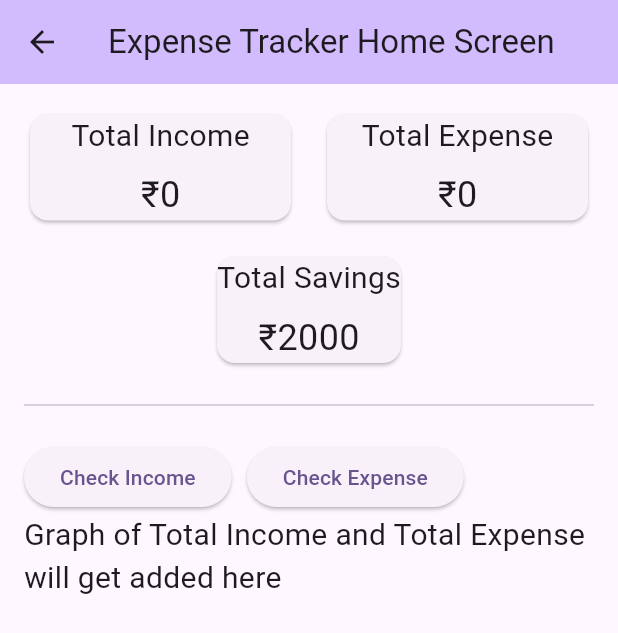
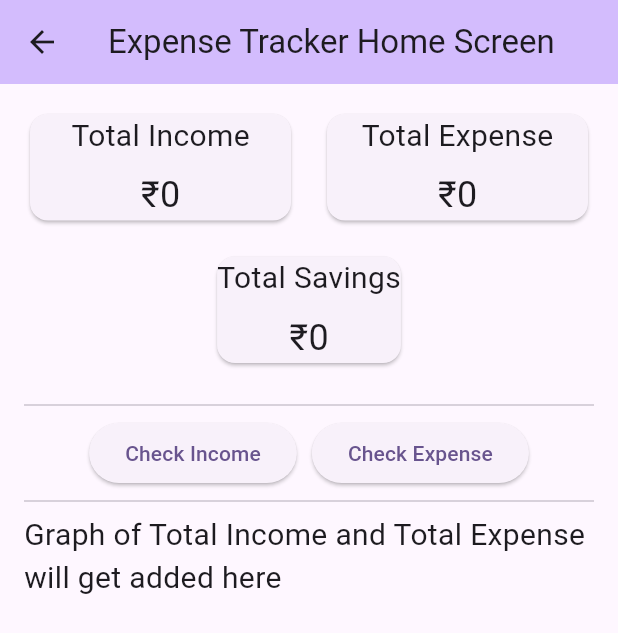
Before and after one commit to kri-sh27/Expense, a Flutter app: the HomeScreen screen opened directly, on a phone screen of 412 x 824 dp. Shown: the top 633 px of the screen. Run offline on Flutter 3.47's test engine with Material 2 defaults, Android fonts, the phone set to English and light mode, and no system bars; network calls fail.

Commit message:
complete till totalsaving

```diff
--- a/expense/lib/screens/homescreen.dart
+++ b/expense/lib/screens/homescreen.dart
@@ -18,6 +18,7 @@ class HomeScreen extends StatefulWidget {
 class _HomeScreenState extends State<HomeScreen> {
   int totalIncome = 0;
   int totalExpense = 0;
+  int totalSavings = 0;
 
   @override
   void initState() {
@@ -55,6 +56,7 @@ class _HomeScreenState extends State<HomeScreen> {
         totalExpense = totalExpenseAmount.toInt();
         print('Total Income: $totalIncome');
         print('total Expense: $totalExpense');
+        totalSavings = totalIncome - totalExpense;
       });
     } else {
       print('Error: ${response.statusCode}');
@@ -135,7 +137,11 @@ class _HomeScreenState extends State<HomeScreen> {
               ],
             ),
             const SizedBox(height: 16),
-            const Card(
+            InkWell(
+              onTap: () async {
+                await _getData();
+              },
+              child: Card(
                 child: Column(
                   children: [
                     Text(
@@ -144,16 +150,17 @@ class _HomeScreenState extends State<HomeScreen> {
                     ),
                     SizedBox(height: 8),
                     Text(
-                    '\₹2000',
+                      '\₹$totalSavings',
                       style: TextStyle(fontSize: 24),
                     ),
                   ],
                 ),
               ),
+            ),
             const SizedBox(height: 16),
             const Divider(),
-            const SizedBox(height: 16),
             Row(
+              mainAxisAlignment: MainAxisAlignment.center,
               children: [
                 ElevatedButton(
                   onPressed: () async {
@@ -172,6 +179,8 @@ class _HomeScreenState extends State<HomeScreen> {
                 ),
               ],
             ),
+            const Divider(),
+
             const Text(
               'Graph of Total Income and Total Expense will get added here',
               style: TextStyle(fontSize: 20),
```
Lines whose indentation alone changed are shown as unchanged.
